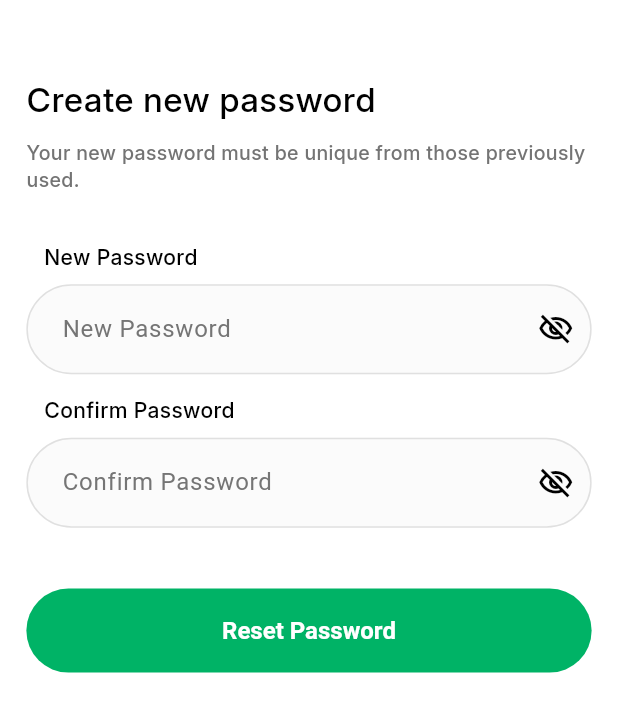
After one commit to Hasanuzzamanabir/aura-health-app, a Flutter app: the ChangePassword screen opened by its route, on a phone screen of 412 x 824 dp. The commit adds this screen. Shown: the top 712 px of the screen. Run offline on Flutter 3.47's test engine with Material 3 defaults, Android fonts, the phone set to English and light mode, and no system bars; our stand-ins replace flutter_screenutil, flutter_svg, get, lottie, pin_code_fields.

Commit message:
auth ui design done

```diff
--- /dev/null
+++ b/lib/feature/auth/change_password/controller/change_password_controller.dart
@@ -0,0 +1,14 @@
+import 'package:get/get.dart';
+
+class ChangePasswordController extends GetxController {
+  RxBool newPasswordVisibility = true.obs;
+  RxBool confirmPasswordVisibility = true.obs;
+
+  void toggleNewPasswordVisibility() {
+    newPasswordVisibility.value = !newPasswordVisibility.value;
+  }
+
+  void toggleConfirmPasswordVisibility() {
+    confirmPasswordVisibility.value = !confirmPasswordVisibility.value;
+  }
+}
--- /dev/null
+++ b/lib/feature/auth/change_password/screen/change_password.dart
@@ -0,0 +1,164 @@
+import 'package:aurahealth/core/theme/app_colors.dart';
+import 'package:aurahealth/core/utils/app_style.dart';
+import 'package:aurahealth/core/widget/text_field_widget.dart';
+import 'package:aurahealth/feature/auth/change_password/controller/change_password_controller.dart';
+import 'package:aurahealth/feature/success/success_screen.dart';
+import 'package:flutter/material.dart';
+import 'package:flutter_screenutil/flutter_screenutil.dart';
+import 'package:get/get.dart';
+
+class ChangePassword extends StatefulWidget {
+  const ChangePassword({super.key});
+
+  static const String changePassword = "/changePassword";
+
+  @override
+  State<ChangePassword> createState() => _ChangePasswordState();
+}
+
+class _ChangePasswordState extends State<ChangePassword> {
+  final newPasswordController = TextEditingController();
+  final confirmPasswordController = TextEditingController();
+  final controller = Get.put(ChangePasswordController());
+
+  @override
+  void dispose() {
+    newPasswordController.dispose();
+    confirmPasswordController.dispose();
+    super.dispose();
+  }
+
+  @override
+  Widget build(BuildContext context) {
+    return Scaffold(
+      body: SafeArea(
+        child: LayoutBuilder(
+          builder: (context, constraints) {
+            return SingleChildScrollView(
+              child: ConstrainedBox(
+                constraints: BoxConstraints(minHeight: constraints.maxHeight),
+                child: IntrinsicHeight(
+                  child: Padding(
+                    padding: EdgeInsets.symmetric(horizontal: 16.w),
+                    child: Column(
+                      crossAxisAlignment: CrossAxisAlignment.start,
+                      children: [
+                        SizedBox(height: 50.h),
+                        Text(
+                          "Create new password",
+                          style: AppStyle.interMedium500(context).copyWith(
+                            fontSize: 22.sp,
+                            fontWeight: FontWeight.w600,
+                            color: AppColors.black,
+                          ),
+                        ),
+                        SizedBox(height: 10.h),
+                        Text(
+                          "Your new password must be unique from those previously used.",
+                          style: AppStyle.interMedium500(context).copyWith(
+                            color: AppColors.labelTextColor,
+                            fontSize: 13.sp,
+                            fontWeight: FontWeight.normal,
+                            height: 1.4,
+                          ),
+                        ),
+
+                        SizedBox(height: 32.h),
+
+                        Obx(
+                          () => TextFieldWidget(
+                            text: "New Password",
+                            child: TextField(
+                              controller: newPasswordController,
+                              obscureText:
+                                  controller.newPasswordVisibility.value,
+                              obscuringCharacter: "*",
+                              decoration: InputDecoration(
+                                hintText: "New Password",
+                                suffixIcon: IconButton(
+                                  icon: Icon(
+                                    controller.newPasswordVisibility.value
+                                        ? Icons.visibility_off_outlined
+                                        : Icons.visibility_outlined,
+                                  ),
+                                  onPressed: () {
+                                    controller.toggleNewPasswordVisibility();
+                                  },
+                                ),
+                              ),
+                            ),
+                          ),
+                        ),
+
+                        Obx(
+                          () => TextFieldWidget(
+                            text: "Confirm Password",
+                            child: TextField(
+                              controller: confirmPasswordController,
+                              obscureText:
+                                  controller.confirmPasswordVisibility.value,
+                              obscuringCharacter: "*",
+                              decoration: InputDecoration(
+                                hintText: "Confirm Password",
+                                suffixIcon: IconButton(
+                                  icon: Icon(
+                                    controller.confirmPasswordVisibility.value
+                                        ? Icons.visibility_off_outlined
+                                        : Icons.visibility_outlined,
+                                  ),
+                                  onPressed: () {
+                                    controller
+                                        .toggleConfirmPasswordVisibility();
+                                  },
+                                ),
+                              ),
+                            ),
+                          ),
+                        ),
+
+                        SizedBox(height: 26.h),
+
+                        SizedBox(
+                          width: double.infinity,
+                          child: ElevatedButton(
+                            onPressed: () {
+                              if (newPasswordController.text.isEmpty ||
+                                  confirmPasswordController.text.isEmpty) {
+                                ScaffoldMessenger.of(context).showSnackBar(
+                                  const SnackBar(
+                                    content: Text("Please fill all fields"),
+                                  ),
+                                );
+                              } else if (newPasswordController.text !=
+                                  confirmPasswordController.text) {
+                                ScaffoldMessenger.of(context).showSnackBar(
+                                  const SnackBar(
+                                    content: Text("Passwords do not match"),
+                                  ),
+                                );
+                              } else {
+                                Get.toNamed(SuccessScreen.successScreen);
+                              }
+                            },
+                            child: const Text(
+                              "Reset Password",
+                              style: TextStyle(
+                                fontSize: 16,
+                                fontWeight: FontWeight.w600,
+                              ),
+                            ),
+                          ),
+                        ),
+                        const Spacer(),
+                      ],
+                    ),
+                  ),
+                ),
+              ),
+            );
+          },
+        ),
+      ),
+    );
+  }
+}
--- a/lib/routes/app_routes.dart
+++ b/lib/routes/app_routes.dart
@@ -1,4 +1,7 @@
+import 'package:aurahealth/feature/auth/change_password/screen/change_password.dart';
 import 'package:aurahealth/feature/auth/forgot_password/screen/forgot_password.dart';
+import 'package:aurahealth/feature/auth/otp_screen/screen/otp_screen.dart';
+import 'package:aurahealth/feature/success/success_screen.dart';
 import 'package:get/get.dart';
 import 'package:aurahealth/feature/auth/login/screen/login_screen.dart';
 import 'package:aurahealth/feature/auth/signup/screen/signup_screen.dart';
@@ -27,5 +30,23 @@ class AppRoutes {
       name: ForgotPassword.forgotPassword,
       page: () => const ForgotPassword(),
     ),
+
+    //otp  screen
+    GetPage(
+      name: OtpScreen.otpScreen,
+      page: () => OtpScreen(email: Get.arguments as String),
+    ),
+
+    //change passworrd  screen
+    GetPage(
+      name: ChangePassword.changePassword,
+      page: () => const ChangePassword(),
+    ),
+
+    //success screen
+    GetPage(
+      name: SuccessScreen.successScreen,
+      page: () => const SuccessScreen(),
+    ),
   ];
 }
--- a/pubspec.yaml
+++ b/pubspec.yaml
@@ -21,7 +21,7 @@ dependencies:
   get_storage: ^2.1.1
   shared_preferences: ^2.5.5
   flutter_screenutil: ^5.9.3
-  pin_code_fields: ^8.0.1
+  pin_code_fields: ^9.4.0
   pinput: ^5.0.2
   url_launcher: ^6.3.2
   loading_animation_widget: ^1.3.0
```
Also changed, not shown: lib/feature/auth/forgot_password/screen/forgot_password.dart (+15 -1 lines), lib/feature/auth/otp_screen/controller/otp_controller.dart (added, +35 -0 lines), lib/feature/auth/otp_screen/screen/otp_screen.dart (added, +196 -0 lines), lib/feature/success/success_screen.dart (added, +72 -0 lines), pubspec.lock.
